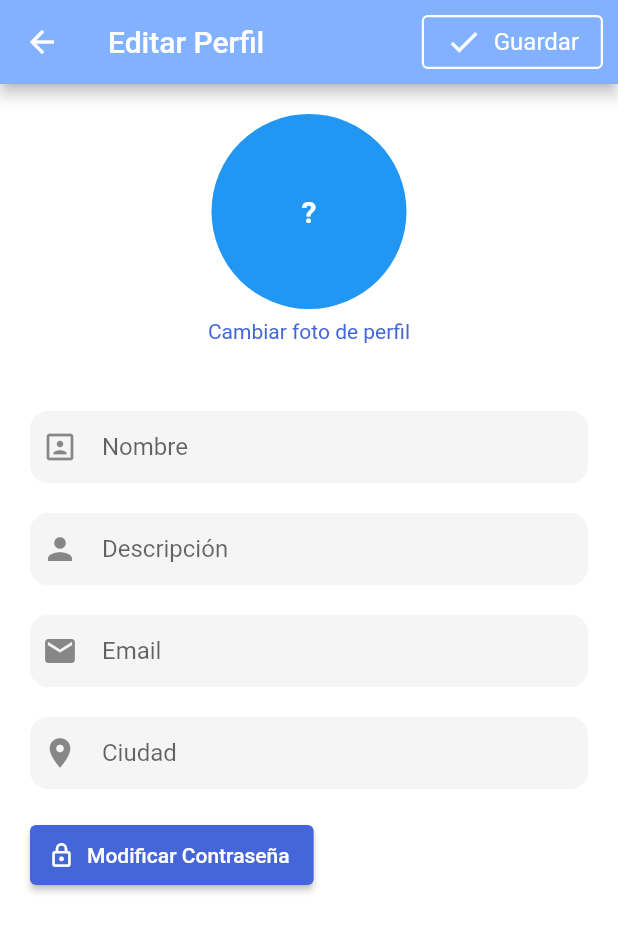
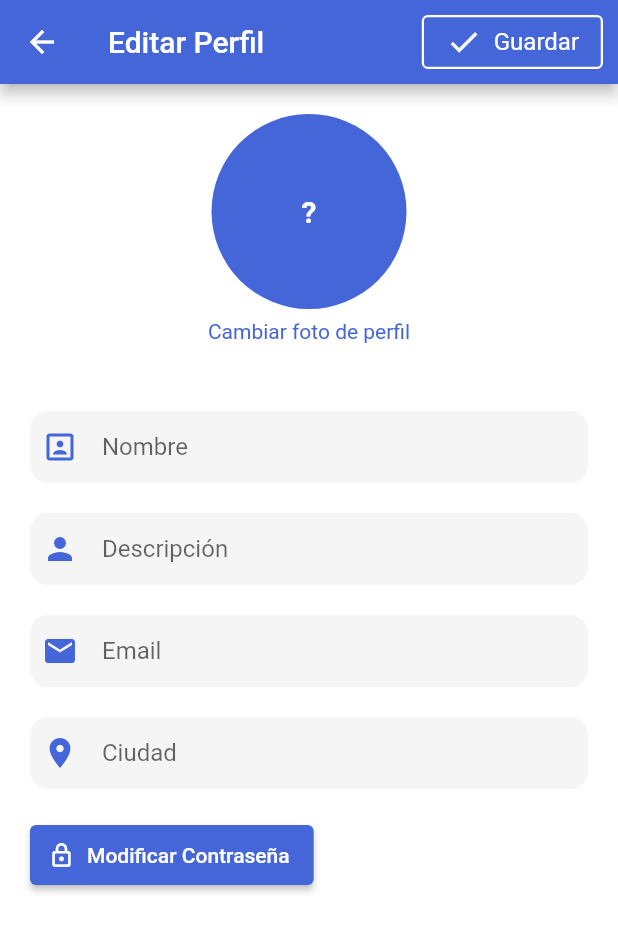
Before and after one commit to Felixx00/SocialCraft_Flutter, a Flutter app: the Perfil screen opened by its route, after a tap on "Editar Perfil", on a phone screen of 412 x 824 dp. Shown: the top 932 px of the screen. Run offline on Flutter 3.47's test engine with Material 2 defaults, Android fonts, the light colour scheme and no system bars; our stand-ins replace nb_utils; network calls fail.

Commit message:
arreglos visuales

```diff
--- a/lib/editar.dart
+++ b/lib/editar.dart
@@ -71,7 +71,7 @@ class EditarState extends State<Editar> {
         backgroundColor: Colors.white,
         appBar: AppBar(
           title: const Text('Editar Perfil'),
-          backgroundColor: Colors.blueAccent[100],
+          backgroundColor: azul_logo,
           actions: <Widget>[
             Padding(
               padding: EdgeInsets.all(10.0),
@@ -90,8 +90,9 @@ class EditarState extends State<Editar> {
                     } else {
                       print('a');
                       //finish(context);
-                      setState(() {});
-                      Navigator.pop(context);
+                      //setState(() {});
+                      finish(context);
+                      Navigator.pushNamed(context, 'perfil');
                     }
                   });
                 },
@@ -105,7 +106,7 @@ class EditarState extends State<Editar> {
               20.height,
               CircleAvatar(
                   radius: 65,
-                  backgroundColor: Colors.blue,
+                  backgroundColor: azul_logo,
                   child:
                       Text("?", style: boldTextStyle(size: 20, color: white))),
               7.height,
@@ -120,12 +121,13 @@ class EditarState extends State<Editar> {
                       Container(
                         decoration: BoxDecoration(color: Colors.grey[100]),
                         child: TextFormField(
+                          cursorColor: azul_logo,
                           keyboardType: TextInputType.emailAddress,
                           onChanged: (newValue) {
                             nombre = newValue;
                           },
                           decoration: InputDecoration(
-                            icon: Icon(Icons.portrait),
+                            icon: Icon(Icons.portrait, color: azul_logo),
                             border: InputBorder.none,
                             hintText: "Nombre",
                           ),
@@ -136,12 +138,13 @@ class EditarState extends State<Editar> {
                       Container(
                         decoration: BoxDecoration(color: Colors.grey[100]),
                         child: TextFormField(
+                          cursorColor: azul_logo,
                           keyboardType: TextInputType.emailAddress,
                           onChanged: (newValue) {
                             desc = newValue;
                           },
                           decoration: InputDecoration(
-                            icon: Icon(Icons.person),
+                            icon: Icon(Icons.person, color: azul_logo),
                             border: InputBorder.none,
                             hintText: "Descripción",
                           ),
@@ -152,12 +155,13 @@ class EditarState extends State<Editar> {
                       Container(
                         decoration: BoxDecoration(color: Colors.grey[100]),
                         child: TextFormField(
+                          cursorColor: azul_logo,
                           keyboardType: TextInputType.emailAddress,
                           onChanged: (newValue) {
                             email = newValue;
                           },
                           decoration: InputDecoration(
-                            icon: Icon(Icons.email),
+                            icon: Icon(Icons.email, color: azul_logo),
                             border: InputBorder.none,
                             hintText: "Email",
                           ),
@@ -168,12 +172,13 @@ class EditarState extends State<Editar> {
                       Container(
                         decoration: BoxDecoration(color: Colors.grey[100]),
                         child: TextFormField(
+                          cursorColor: azul_logo,
                           keyboardType: TextInputType.emailAddress,
                           onChanged: (newValue) {
                             ciutat = newValue;
                           },
                           decoration: InputDecoration(
-                            icon: Icon(Icons.location_on),
+                            icon: Icon(Icons.location_on, color: azul_logo),
                             border: InputBorder.none,
                             hintText: "Ciudad",
                           ),
@@ -192,7 +197,10 @@ class EditarState extends State<Editar> {
                               onPrimary: Colors.white,
                               onSurface: Colors.grey,
                             ),
-                            icon: Icon(Icons.lock_outline_rounded, size: 18),
+                            icon: Icon(
+                              Icons.lock_outline_rounded,
+                              size: 18,
+                            ),
                             onPressed: () {
                               Navigator.pushNamed(context, "password");
                             },
--- a/lib/perfil.dart
+++ b/lib/perfil.dart
@@ -62,15 +62,16 @@ class PerfilState extends State<Perfil> {
   Widget build(BuildContext context) {
     return Scaffold(
       appBar: AppBar(
-        title: Image.asset(socialcraft_logo_letras, width: 140, height: 140),
+        title: Image.asset(socialcraft_logo_letras_blanco,
+            width: 140, height: 140),
         // child: Image.asset(insignia, width: 90, height: 90),
         automaticallyImplyLeading: false,
-        backgroundColor: Colors.blueAccent[100],
+        backgroundColor: azul_logo,
         actions: <Widget>[
           IconButton(
             icon: const Icon(
               Icons.settings,
-              color: azul_logo,
+              color: Colors.white,
             ),
             tooltip: 'Show Snackbar',
             onPressed: () {
@@ -89,7 +90,7 @@ class PerfilState extends State<Perfil> {
                 children: [
                   CircleAvatar(
                       radius: 50,
-                      backgroundColor: Colors.blue,
+                      backgroundColor: azul_logo,
                       child: Text("?",
                           style: boldTextStyle(size: 20, color: white))),
                   Positioned(
@@ -99,7 +100,7 @@ class PerfilState extends State<Perfil> {
                       backgroundColor: Colors.lightBlueAccent[100],
                       radius: 15,
                       child: Icon(Icons.camera_alt_rounded,
-                          size: 20, color: Colors.blue[800]),
+                          size: 20, color: azul_logo),
                     ).onTap(() async {
                       //ImagePicker().getImage(source: ImageSource.gallery);
                     }),
@@ -188,7 +189,7 @@ class PerfilState extends State<Perfil> {
           ),
         ],
         currentIndex: 2,
-        selectedItemColor: Colors.lightBlueAccent,
+        selectedItemColor: azul_logo,
       ),
     );
   }
--- a/lib/settings.dart
+++ b/lib/settings.dart
@@ -32,7 +32,7 @@ class SettingsState extends State<Settings> {
         backgroundColor: Colors.white,
         appBar: AppBar(
           title: const Text('Configuración'),
-          backgroundColor: Colors.blue,
+          backgroundColor: azul_logo,
         ),
         body: SingleChildScrollView(
           child: Column(
--- a/lib/utils/images.dart
+++ b/lib/utils/images.dart
@@ -2,5 +2,7 @@ const google_logo = 'images/google_logo.png';
 const facebook_logo = 'images/facebook_logo.png';
 const socialcraft_logo = 'images/socialcraft_logo.png';
 const socialcraft_logo_letras = 'images/socialcraft_logo_letras.png';
+const socialcraft_logo_letras_blanco =
+    'images/socialcraft_logo_letras_blanco.png';
 const insignia = 'images/insignia.png';
 const key = 'images/key2.png';
--- a/pubspec.yaml
+++ b/pubspec.yaml
@@ -61,6 +61,7 @@ flutter:
     - images/socialcraft_logo_letras.png
     - images/insignia.png
     - images/key2.png
+    - images/socialcraft_logo_letras_blanco.png
 
   # An image asset can refer to one or more resolution-specific "variants", see
   # https://flutter.dev/assets-and-images/#resolution-aware.
```
Also changed, not shown: images/socialcraft_logo_letras_blanco.png (added).
